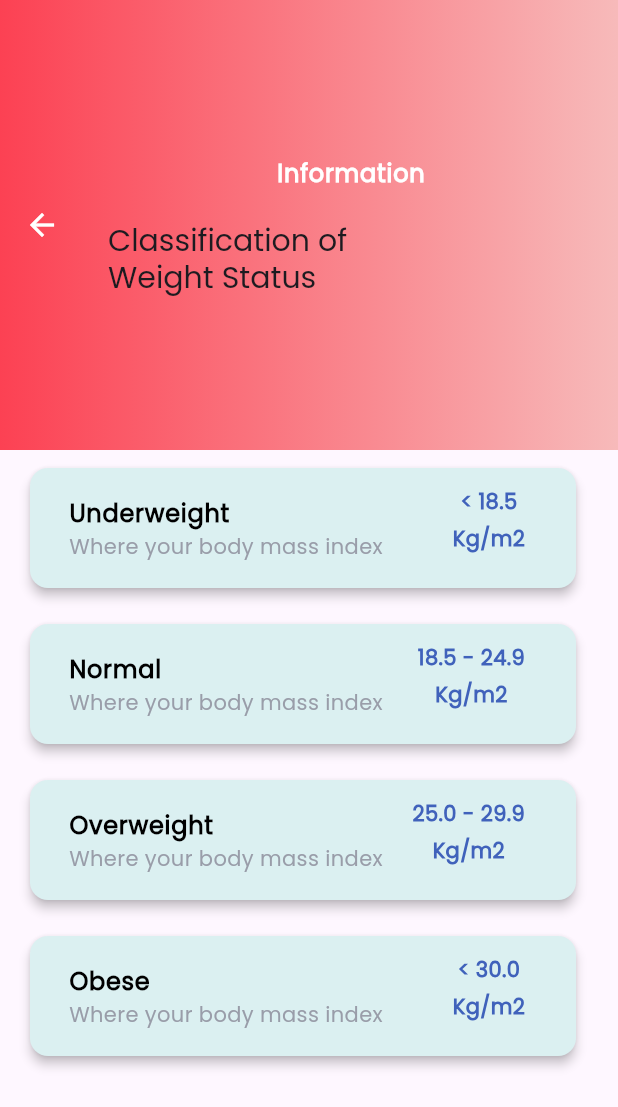
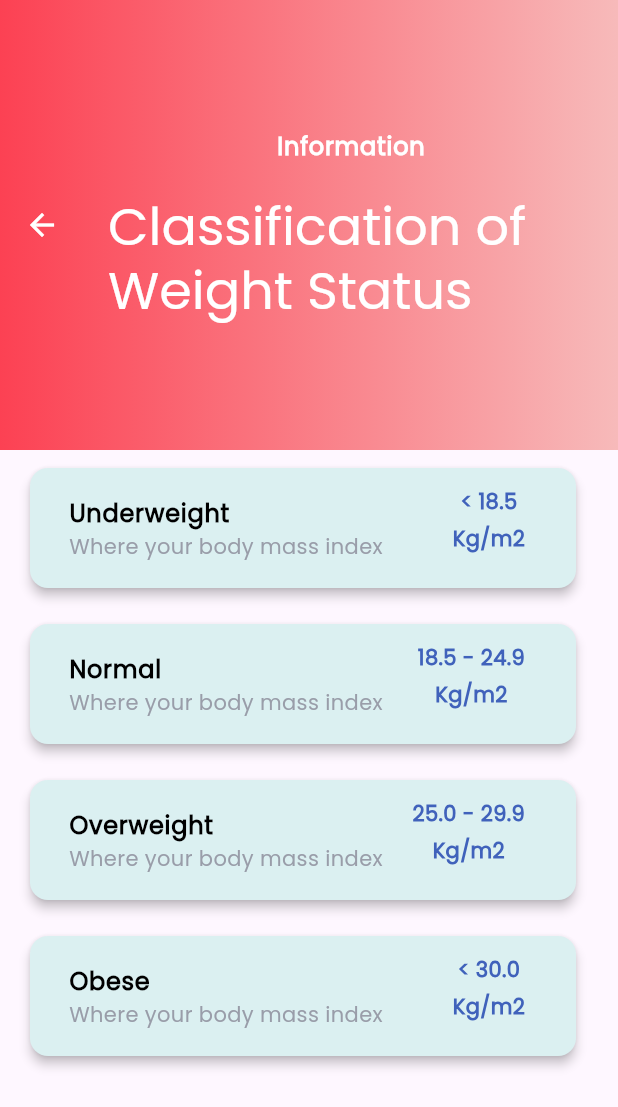
Before and after one commit to abi2501/frest, a Flutter app: the BmiInfoScreen screen opened directly, on a phone screen of 412 x 824 dp. Shown: the top 1107 px of the screen. Run offline on Flutter 3.47's test engine with Material 3 defaults, Android fonts, the phone set to English and light mode, and no system bars.

Commit message:
Info Screen width
Font size

```diff
--- a/lib/pages/info_screen.dart
+++ b/lib/pages/info_screen.dart
@@ -66,6 +66,7 @@ class BmiInfoScreen extends StatelessWidget {
                 style: Theme.of(context)
                     .textTheme
                     .displaySmall!
+                    .copyWith(color: Colors.white, fontSize: 35),
                 textAlign: TextAlign.left,
               )
             ],
```
